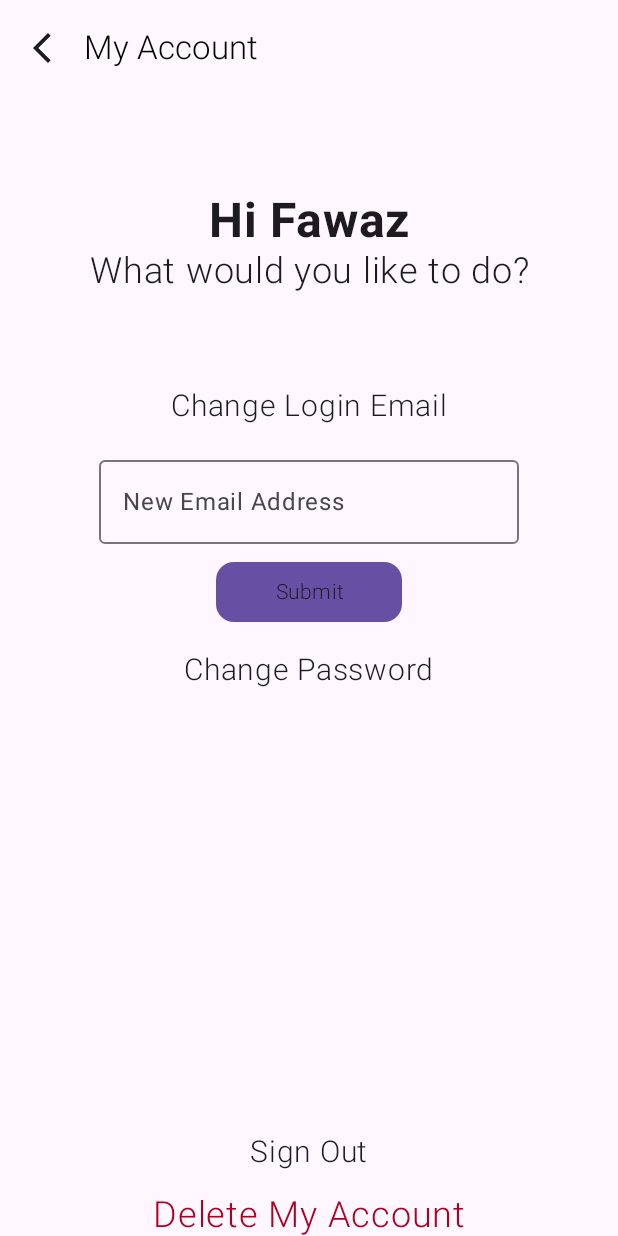
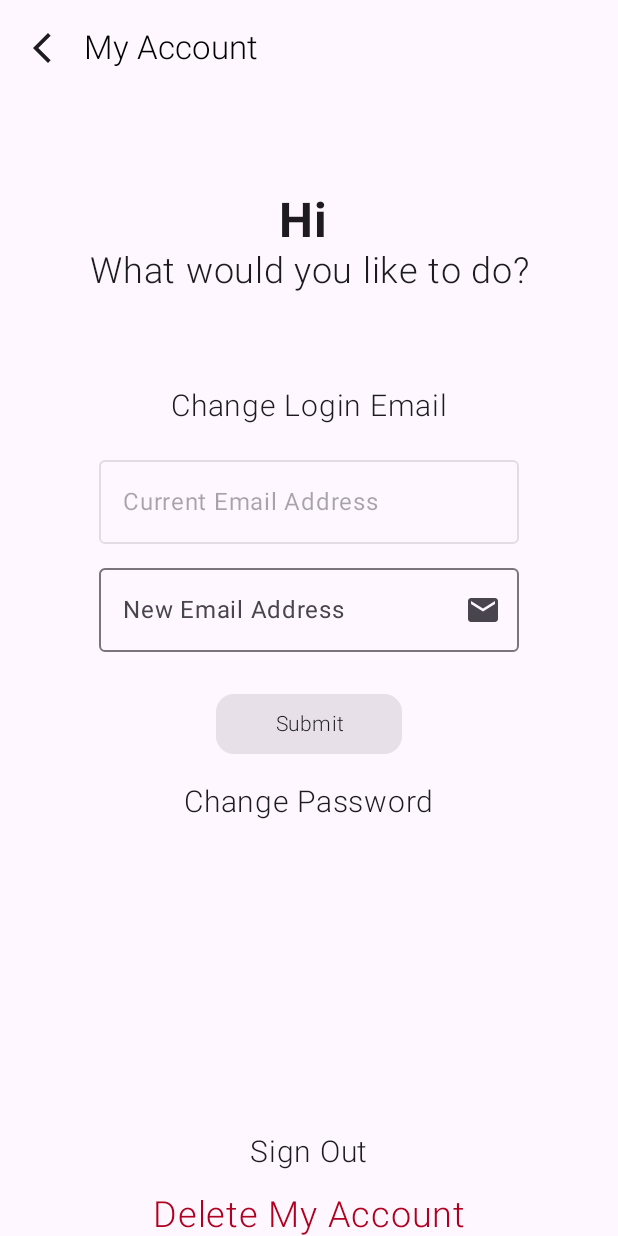
Before and after one commit to fawaz7/LENA, an Android app built with Jetpack Compose: the MyAccountScreen screen opened through its navigation route, after a tap on "Change Login Email", on a phone screen of 412 x 824 dp. Run offline under Robolectric (Android 15) with nearby library versions, the phone set to English and light mode, and no system bars; our stand-ins replace Firebase (no records; nobody signed in at launch, a user with empty details on screens opened directly), livedata-compose; libraries missing offline, so code that uses them is left out: com.google.ai.client, com.google.rpc.context; 4 statements that could not run were skipped.

Commit message:
# LENA: Linguistic Engine Natural Assistant
01/12/2024 @ 04:34 AM

* Working on changing email function

```diff
--- a/app/src/main/java/com/example/lena/Navigation.kt
+++ b/app/src/main/java/com/example/lena/Navigation.kt
@@ -40,7 +40,7 @@ fun LenaAppNavigation(viewModel: AuthViewModel){
             ForgotPasswordScreen(navController = navController, viewModel = viewModel)
         }
         composable(Screens.MyAccountScreen.name){
-            MyAccountScreen(navController = navController,)
+            MyAccountScreen(navController = navController, viewModel = viewModel)
         }
     }
 }
--- a/app/src/main/java/com/example/lena/ui/screens/LoginScreen.kt
+++ b/app/src/main/java/com/example/lena/ui/screens/LoginScreen.kt
@@ -27,6 +27,7 @@ import androidx.compose.foundation.text.KeyboardActions
 import androidx.compose.foundation.text.KeyboardOptions
 import androidx.compose.material.icons.Icons
 import androidx.compose.material.icons.filled.AccountCircle
+import androidx.compose.material.icons.filled.Email
 import androidx.compose.material.icons.filled.Visibility
 import androidx.compose.material.icons.filled.VisibilityOff
 import androidx.compose.material3.Button
@@ -221,8 +222,8 @@ fun LoginScreen(
                             authViewModel.onLoginEmailFocusChanged(focusState.isFocused)
                         }
                     },
-                trailingIcon = { Icon(imageVector = Icons.Default.AccountCircle, contentDescription = "Email Icon") },
-                keyboardOptions = KeyboardOptions.Default.copy(imeAction = ImeAction.Next),
+                trailingIcon = { Icon(imageVector = Icons.Default.Email, contentDescription = "Email Icon") },
+                keyboardOptions = KeyboardOptions.Default.copy(imeAction = ImeAction.Next, keyboardType = KeyboardType.Email),
                 keyboardActions = KeyboardActions(onNext = { passwordFocusRequester.requestFocus() }),
                 singleLine = true,
                 isError = uiState.loginEmailError && uiState.loginEmail.isNotBlank(),
--- a/app/src/main/java/com/example/lena/ui/screens/MyAccountScreen.kt
+++ b/app/src/main/java/com/example/lena/ui/screens/MyAccountScreen.kt
@@ -1,12 +1,14 @@
 package com.example.lena.ui.screens
 
 import android.app.Activity
+import android.widget.Toast
 import androidx.compose.animation.AnimatedVisibility
 import androidx.compose.animation.fadeIn
 import androidx.compose.animation.fadeOut
 import androidx.compose.animation.slideInVertically
 import androidx.compose.animation.slideOutVertically
 import androidx.compose.foundation.clickable
+import androidx.compose.foundation.gestures.detectTapGestures
 import androidx.compose.foundation.isSystemInDarkTheme
 import androidx.compose.foundation.layout.Arrangement
 import androidx.compose.foundation.layout.Box
@@ -18,8 +20,11 @@ import androidx.compose.foundation.layout.height
 import androidx.compose.foundation.layout.padding
 import androidx.compose.foundation.layout.width
 import androidx.compose.foundation.shape.RoundedCornerShape
+import androidx.compose.foundation.text.KeyboardActions
+import androidx.compose.foundation.text.KeyboardOptions
 import androidx.compose.material.icons.Icons
 import androidx.compose.material.icons.filled.ArrowBackIosNew
+import androidx.compose.material.icons.filled.Email
 import androidx.compose.material3.AlertDialog
 import androidx.compose.material3.Button
 import androidx.compose.material3.ButtonDefaults
@@ -28,6 +33,7 @@ import androidx.compose.material3.Icon
 import androidx.compose.material3.IconButton
 import androidx.compose.material3.MaterialTheme
 import androidx.compose.material3.OutlinedTextField
+import androidx.compose.material3.OutlinedTextFieldDefaults
 import androidx.compose.material3.Scaffold
 import androidx.compose.material3.Text
 import androidx.compose.material3.TextButton
@@ -35,17 +41,22 @@ import androidx.compose.material3.TopAppBar
 import androidx.compose.material3.TopAppBarDefaults
 import androidx.compose.runtime.Composable
 import androidx.compose.runtime.LaunchedEffect
+import androidx.compose.runtime.collectAsState
 import androidx.compose.runtime.getValue
 import androidx.compose.runtime.setValue
 import androidx.compose.runtime.mutableStateOf
 import androidx.compose.runtime.remember
 import androidx.compose.ui.Alignment
 import androidx.compose.ui.Modifier
+import androidx.compose.ui.focus.onFocusChanged
 import androidx.compose.ui.graphics.Color
+import androidx.compose.ui.input.pointer.pointerInput
 import androidx.compose.ui.platform.LocalContext
 import androidx.compose.ui.platform.LocalFocusManager
 import androidx.compose.ui.res.stringResource
 import androidx.compose.ui.text.font.FontWeight
+import androidx.compose.ui.text.input.ImeAction
+import androidx.compose.ui.text.input.KeyboardType
 import androidx.compose.ui.text.style.TextAlign
 import androidx.compose.ui.tooling.preview.Preview
 import androidx.compose.ui.unit.dp
@@ -57,6 +68,8 @@ import com.example.lena.ui.rememberImeState
 import com.example.lena.ui.theme.Gray800
 import com.example.lena.ui.theme.Gray900
 import com.example.lena.ui.theme.LENATheme
+import com.example.lena.viewModels.AuthState
+import com.example.lena.viewModels.AuthViewModel
 
 
 enum class SelectedOption {
@@ -64,7 +77,7 @@ enum class SelectedOption {
 }
 
 @Composable
-fun MyAccountScreen(navController: NavController,) {
+fun MyAccountScreen(navController: NavController, viewModel: AuthViewModel) {
 
     val context = LocalContext.current
     val activity = context as? Activity
@@ -72,16 +85,32 @@ fun MyAccountScreen(navController: NavController,) {
     val isImeVisible by rememberImeState()
     val GreetingVisibleState = remember { mutableStateOf(false) }
     val selectedOption = remember { mutableStateOf<SelectedOption?>(null) }
-
     val changeEmailDialog = remember { mutableStateOf(false) }
     val signOutDialog = remember { mutableStateOf(false) }
     val deleteAccountDialog = remember { mutableStateOf(false) }
     val confirmDeleteDialog = remember { mutableStateOf(false) }
+    val uiState by viewModel.uiState.collectAsState()
 
 
 
     LaunchedEffect(Unit) {
         GreetingVisibleState.value = true
+    }
+
+    LaunchedEffect(viewModel.authState.value) {
+        when (val state = viewModel.authState.value) {
+            is AuthState.Authenticated -> {
+                Toast.makeText(context, "Email updated successfully.", Toast.LENGTH_LONG).show()
+            }
+            is AuthState.Error -> {
+                Toast.makeText(context, state.message, Toast.LENGTH_LONG).show()
+            }
+            AuthState.Loading -> {
+                // Optionally show a loading toast
+                Toast.makeText(context, "Loading...", Toast.LENGTH_LONG).show()
+            }
+            else -> Unit
+        }
     }
 
 
@@ -102,7 +131,10 @@ fun MyAccountScreen(navController: NavController,) {
         Column(
             modifier = Modifier
                 .fillMaxWidth()
-                .padding(innerPadding),
+                .padding(innerPadding)
+                .pointerInput(Unit) {
+                    detectTapGestures(onTap = { focusManager.clearFocus() })
+                },
             horizontalAlignment = Alignment.CenterHorizontally,
         ) {
             Spacer(modifier = Modifier.height(64.dp).fillMaxWidth())
@@ -117,7 +149,7 @@ fun MyAccountScreen(navController: NavController,) {
                     Modifier.align(Alignment.CenterHorizontally).padding(horizontal = 32.dp)
                 ) {
                     Text(
-                        text = "Hi Fawaz",
+                        text = "Hi ${uiState.authorizedUserFirstName}",
                         fontWeight = FontWeight.Bold,
                         fontSize = 32.sp,
                         textAlign = TextAlign.Center,
@@ -159,19 +191,71 @@ fun MyAccountScreen(navController: NavController,) {
                         exit = slideOutVertically(targetOffsetY = { it }) + fadeOut()
                     ) {
                         Column(horizontalAlignment = Alignment.CenterHorizontally, verticalArrangement = Arrangement.spacedBy(8.dp)) {
-                            var email by remember { mutableStateOf("") }
                             OutlinedTextField(
-                                value = email,
-                                onValueChange = { email = it },
+                                value = uiState.authorizedUserEmail,
+                                onValueChange = {},
+                                enabled = false,
+                                label = { Text(text = "Current Email Address") },
+                            )
+                            OutlinedTextField(
+                                value = uiState.authorizedNewEmailAddress,
+                                onValueChange = { viewModel.onAuthorizedNewEmailChange(it) },
                                 label = { Text(text = "New Email Address") },
-                                modifier = Modifier,
+                                modifier = Modifier.onFocusChanged { focusState ->
+                                    if (!focusState.isFocused) {
+                                        viewModel.onAuthorizedNewEmailFocusChanged(focusState.isFocused)
+                                    }
+                                },
                                 singleLine = true,
+                                trailingIcon = { Icon(imageVector = Icons.Default.Email, contentDescription = "Email Icon") },
+                                keyboardOptions = KeyboardOptions.Default.copy(imeAction = ImeAction.Done, keyboardType = KeyboardType.Email),
+                                keyboardActions = KeyboardActions(onDone = {
+                                    if (!uiState.authorizedNewEmailError && uiState.authorizedNewEmailAddress.isNotBlank() && android.util.Patterns.EMAIL_ADDRESS.matcher(uiState.authorizedNewEmailAddress).matches()) {
+                                        changeEmailDialog.value = true
+                                    } else {
+                                        viewModel.onAuthorizedNewEmailFocusChanged(false) // Show error message
+                                    }
+                                }),
+                                isError = uiState.authorizedNewEmailError && uiState.authorizedNewEmailAddress.isNotBlank(),
+                                supportingText = {
+                                    if (uiState.authorizedNewEmailError && uiState.authorizedNewEmailAddress.isNotBlank()) {
+                                        Text(text = "Invalid Email Address", color = MaterialTheme.colorScheme.error, style = MaterialTheme.typography.bodySmall)
+                                    }
+                                },
+                                colors = OutlinedTextFieldDefaults.colors(
+                                    focusedBorderColor = MaterialTheme.colorScheme.onSurfaceVariant,
+                                    focusedLabelColor = MaterialTheme.colorScheme.onSurfaceVariant
+                                ),
+
                             )
+
                             SubmitButton(
                                 text = "Submit",
-                                onClick = { changeEmailDialog.value = true },
-                                isEnabled = true,
+                                onClick = {
+                                    if (!uiState.authorizedNewEmailError && uiState.authorizedNewEmailAddress.isNotBlank() && android.util.Patterns.EMAIL_ADDRESS.matcher(uiState.authorizedNewEmailAddress).matches()) {
+                                        changeEmailDialog.value = true
+                                    } else {
+                                        viewModel.onAuthorizedNewEmailFocusChanged(false) // Show error message
+                                    }
+                                },
+                                isEnabled = !uiState.authorizedNewEmailError && uiState.authorizedNewEmailAddress.isNotBlank(),
                             )
+
+                            if (changeEmailDialog.value){
+                                InputConfirmationDialog(
+                                    title = "Change Email?",
+                                    message = "Please Type your Password again to confirm changing your current email to ${uiState.authorizedNewEmailAddress}\n",
+                                    onConfirm = { password ->
+                                        viewModel.changeEmail(uiState.authorizedNewEmailAddress,password)
+                                        changeEmailDialog.value = false
+                                    },
+                                    onDismiss = { changeEmailDialog.value = false },
+                                    confirmationText = "Yes, Change Email",
+                                    dismissText = "Cancel",
+                                    inputLabel = "Confirm Password",
+                                    type = "password",
+                                )
+                            }
                         }
                     }
 
@@ -332,7 +416,7 @@ fun MyAccountTopBar(modifier: Modifier = Modifier, navController: NavController/
 @Composable
 fun MyAccountPreview(){
     LENATheme(darkTheme = true) {
-        MyAccountScreen(navController = rememberNavController())
+        MyAccountScreen(navController = rememberNavController(), AuthViewModel())
 
     }
 }
--- a/app/src/main/java/com/example/lena/viewModels/AuthViewModel.kt
+++ b/app/src/main/java/com/example/lena/viewModels/AuthViewModel.kt
@@ -5,6 +5,7 @@ import android.util.Patterns
 import androidx.lifecycle.LiveData
 import androidx.lifecycle.MutableLiveData
 import androidx.lifecycle.ViewModel
+import com.google.firebase.auth.EmailAuthProvider
 import com.google.firebase.auth.FirebaseAuth
 import com.google.firebase.firestore.DocumentReference
 import com.google.firebase.firestore.FirebaseFirestore
@@ -39,6 +40,10 @@ data class AuthUiState(
     val forgotPasswordEmailError: Boolean = false,
     val forgotPasswordErrorMessage: String = "",
     val forgotPasswordSuccess: Boolean = false,
+    val authorizedUserFirstName: String = "",
+    val authorizedUserEmail: String = "",
+    val authorizedNewEmailAddress: String = "",
+    val authorizedNewEmailError: Boolean = false,
 )
 
 class AuthViewModel : ViewModel() {
@@ -56,6 +61,7 @@ class AuthViewModel : ViewModel() {
 
     init {
         checkAuthStatus()
+        fetchUserInfo()
     }
 
     fun checkAuthStatus() {
@@ -417,8 +423,100 @@ class AuthViewModel : ViewModel() {
             )
         }
     }
+    //************************************************************************************
+    //====================================================================================--> MyAccount
+    fun fetchUserInfo() {
+        val user = auth.currentUser
+        user?.let {
+            val userId = it.uid
+            val userRef = fStore.collection("Users").document(userId)
+            userRef.get().addOnSuccessListener { document ->
+                if (document != null) {
+                    val firstName = document.getString("firstName") ?: ""
+                    _uiState.update { state -> state.copy(authorizedUserFirstName =  firstName) }
+                    val email = document.getString("email") ?: ""
+                    _uiState.update { state -> state.copy(authorizedUserEmail =  email) }
+                }
+            }.addOnFailureListener { exception ->
+                Log.w("AuthViewModel", "Error getting documents: ", exception)
+            }
+        }
+    }
 
-    //************************************************************************************
+
+    fun onAuthorizedNewEmailChange(newEmail: String) {
+        _uiState.update {
+            it.copy(
+                authorizedNewEmailAddress = newEmail,
+                authorizedNewEmailError = false // Reset error on change
+            )
+        }
+    }
+
+    fun onAuthorizedNewEmailFocusChanged(focused: Boolean) {
+        if (!focused) {
+            _uiState.update {
+                it.copy(
+                    authorizedNewEmailAddress = it.authorizedNewEmailAddress.trim(),
+                    authorizedNewEmailError = !validateEmail(it.authorizedNewEmailAddress.trim())
+                )
+            }
+        }
+    }
+
+    private fun reauthenticateUser(password: String, onComplete: (Boolean) -> Unit) {
+        val currentUser = FirebaseAuth.getInstance().currentUser
+        if (currentUser != null) {
+            val credential = EmailAuthProvider.getCredential(currentUser.email!!, password)
+            currentUser.reauthenticate(credential).addOnCompleteListener { task ->
+                onComplete(task.isSuccessful)
+            }
+        } else {
+            onComplete(false)
+        }
+    }
+
+    fun changeEmail(newEmail: String, password: String) {
+        val currentUser = FirebaseAuth.getInstance().currentUser
+        if (currentUser != null) {
+            _authState.value = AuthState.Loading
+
+            reauthenticateUser(password) { success ->
+                if (success) {
+                    currentUser.verifyBeforeUpdateEmail(newEmail).addOnCompleteListener { task ->
+                        if (task.isSuccessful) {
+                            Log.d("AuthViewModel", "Verification email sent to $newEmail")
+
+                            // Listen for email verification and update Firestore
+                            FirebaseAuth.getInstance().addAuthStateListener { auth ->
+                                val user = auth.currentUser
+                                if (user != null && user.isEmailVerified) {
+                                    FirebaseFirestore.getInstance().collection("Users").document(user.uid)
+                                        .update("email", user.email!!)
+                                        .addOnSuccessListener {
+                                            _authState.value = AuthState.Authenticated
+                                            Log.d("Firestore", "Email updated successfully.")
+                                        }
+                                        .addOnFailureListener { e ->
+                                            _authState.value = AuthState.Error(e.message ?: "Unknown error")
+                                            Log.w("Firestore", "Error updating email", e)
+                                        }
+                                }
+                            }
+                        } else {
+                            _authState.value = AuthState.Error(task.exception?.message ?: "Unknown error")
+                            Log.w("AuthViewModel", "Error sending verification email", task.exception)
+                        }
+                    }
+                } else {
+                    _authState.value = AuthState.Error("Re-authentication failed")
+                    Log.w("AuthViewModel", "Re-authentication failed")
+                }
+            }
+        } else {
+            _authState.value = AuthState.Error("User not authenticated")
+        }
+    }
     //====================================================================================--> Miscellaneous
     fun signOut() {
         auth.signOut()
```
Also changed, not shown: app/src/main/java/com/example/lena/ui/screens/Components.kt (+11 -3 lines).
